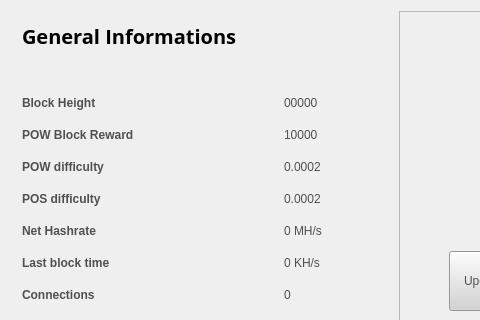
First picture: the form in src/qt/forms/statisticspage.ui, repository piggycoin/newpiggycoin, before the edit; both pictures show x 0 to 480 and y 0 to 320 of the 623 by 505 pixel window.
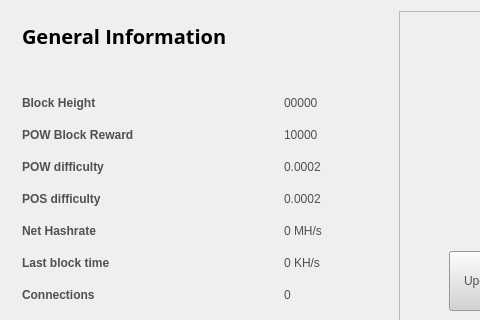
Second picture: the form after the edit. Icons and pictures are not drawn.

Diff of the .ui file:
```diff
--- a/src/qt/forms/statisticspage.ui
+++ b/src/qt/forms/statisticspage.ui
@@ -273,7 +273,7 @@
            </font>
           </property>
           <property name="text">
-           <string>&lt;html&gt;&lt;head/&gt;&lt;body&gt;&lt;p&gt;&lt;span style=&quot; font-size:20px; font-weight:600; color:#000000;&quot;&gt;General Informations&lt;/span&gt;&lt;/p&gt;&lt;/body&gt;&lt;/html&gt;</string>
+           <string>&lt;html&gt;&lt;head/&gt;&lt;body&gt;&lt;p&gt;&lt;span style=&quot; font-size:20px; font-weight:600; color:#000000;&quot;&gt;General Information&lt;/span&gt;&lt;/p&gt;&lt;/body&gt;&lt;/html&gt;</string>
           </property>
          </widget>
         </item>
```
